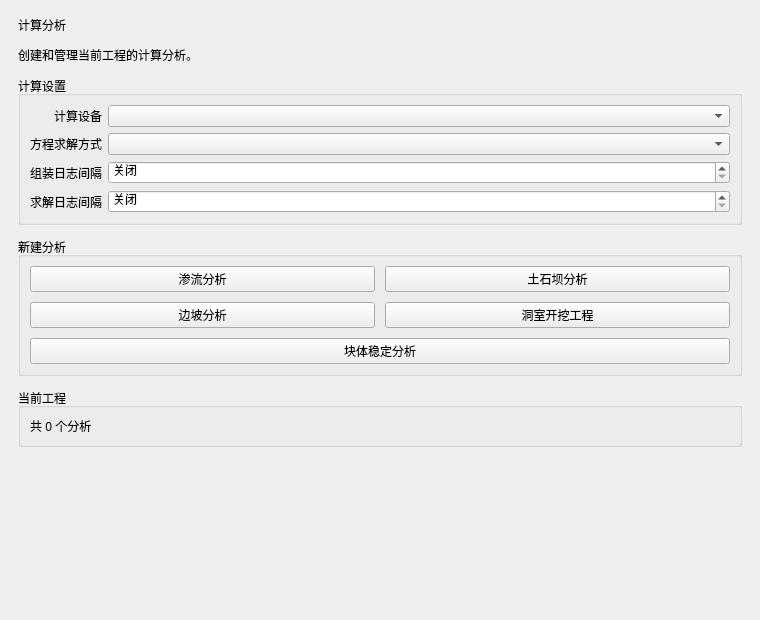
Before: the Qt Designer form plugins/Base_Solver/SolverSettingWidget.ui in asd977/base_cae, drawn with Qt 5.
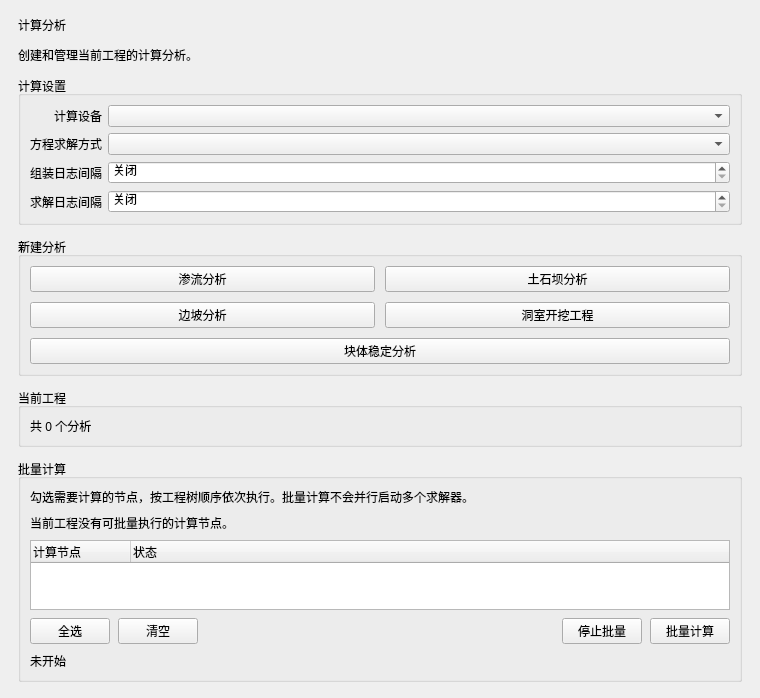
After: the same form once the commit is applied.

```diff
--- a/plugins/Base_Solver/SolverSettingWidget.ui
+++ b/plugins/Base_Solver/SolverSettingWidget.ui
@@ -220,6 +220,110 @@
      </layout>
     </widget>
    </item>
+   <item>
+    <widget class="QGroupBox" name="batchCalculationGroup">
+     <property name="title">
+      <string>批量计算</string>
+     </property>
+     <layout class="QVBoxLayout" name="batchCalculationLayout">
+      <property name="spacing">
+       <number>8</number>
+      </property>
+      <item>
+       <widget class="QLabel" name="batchHintLabel">
+        <property name="text">
+         <string>勾选需要计算的节点，按工程树顺序依次执行。批量计算不会并行启动多个求解器。</string>
+        </property>
+        <property name="wordWrap">
+         <bool>true</bool>
+        </property>
+       </widget>
+      </item>
+      <item>
+       <widget class="QLabel" name="batchEmptyLabel">
+        <property name="text">
+         <string>当前工程没有可批量执行的计算节点。</string>
+        </property>
+       </widget>
+      </item>
+      <item>
+       <widget class="QTreeWidget" name="batchAnalysisTree">
+        <property name="minimumHeight">
+         <number>150</number>
+        </property>
+        <property name="maximumHeight">
+         <number>260</number>
+        </property>
+        <column>
+         <property name="text">
+          <string>计算节点</string>
+         </property>
+        </column>
+        <column>
+         <property name="text">
+          <string>状态</string>
+         </property>
+        </column>
+       </widget>
+      </item>
+      <item>
+       <layout class="QHBoxLayout" name="batchButtonLayout">
+        <item>
+         <widget class="QPushButton" name="batchSelectAllButton">
+          <property name="text">
+           <string>全选</string>
+          </property>
+         </widget>
+        </item>
+        <item>
+         <widget class="QPushButton" name="batchClearButton">
+          <property name="text">
+           <string>清空</string>
+          </property>
+         </widget>
+        </item>
+        <item>
+         <spacer name="batchButtonSpacer">
+          <property name="orientation">
+           <enum>Qt::Horizontal</enum>
+          </property>
+          <property name="sizeHint" stdset="0">
+           <size>
+            <width>40</width>
+            <height>20</height>
+           </size>
+          </property>
+         </spacer>
+        </item>
+        <item>
+         <widget class="QPushButton" name="batchStopButton">
+          <property name="text">
+           <string>停止批量</string>
+          </property>
+         </widget>
+        </item>
+        <item>
+         <widget class="QPushButton" name="batchComputeButton">
+          <property name="text">
+           <string>批量计算</string>
+          </property>
+          <property name="minimumWidth">
+           <number>110</number>
+          </property>
+         </widget>
+        </item>
+       </layout>
+      </item>
+      <item>
+       <widget class="QLabel" name="batchProgressLabel">
+        <property name="text">
+         <string>未开始</string>
+        </property>
+       </widget>
+      </item>
+     </layout>
+    </widget>
+   </item>
    <item>
     <spacer name="verticalSpacer">
      <property name="orientation">
```
